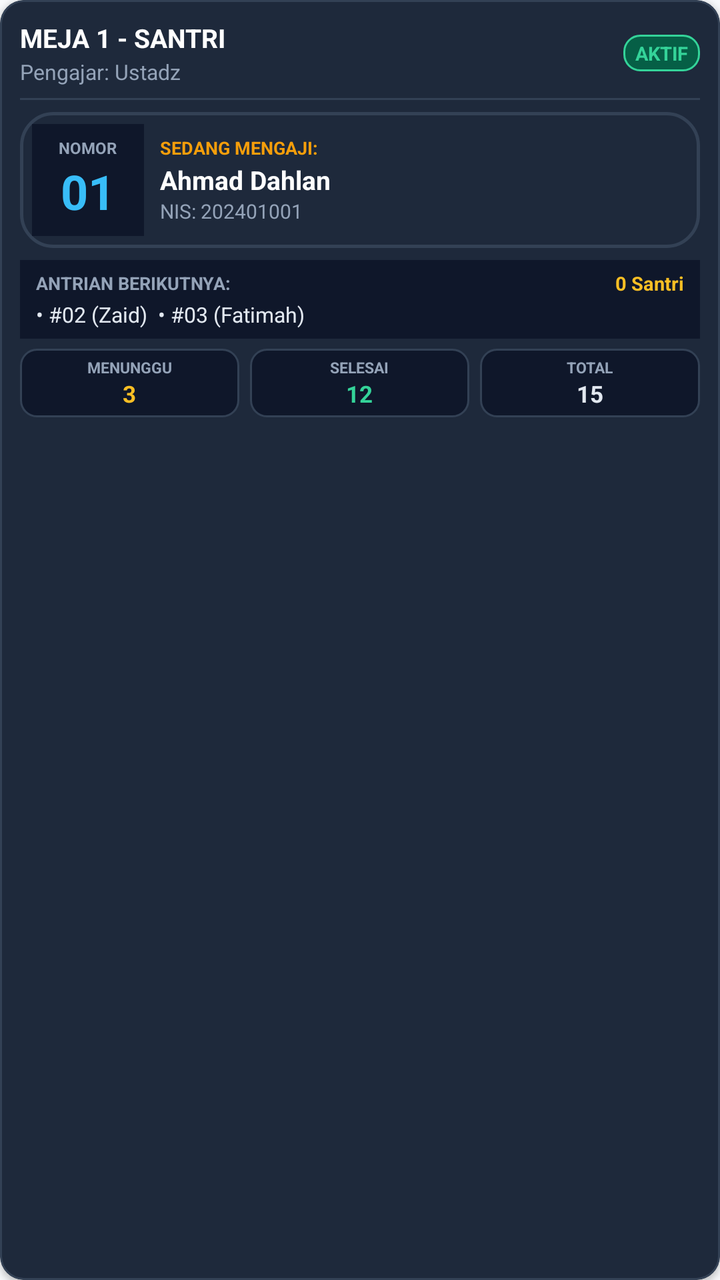
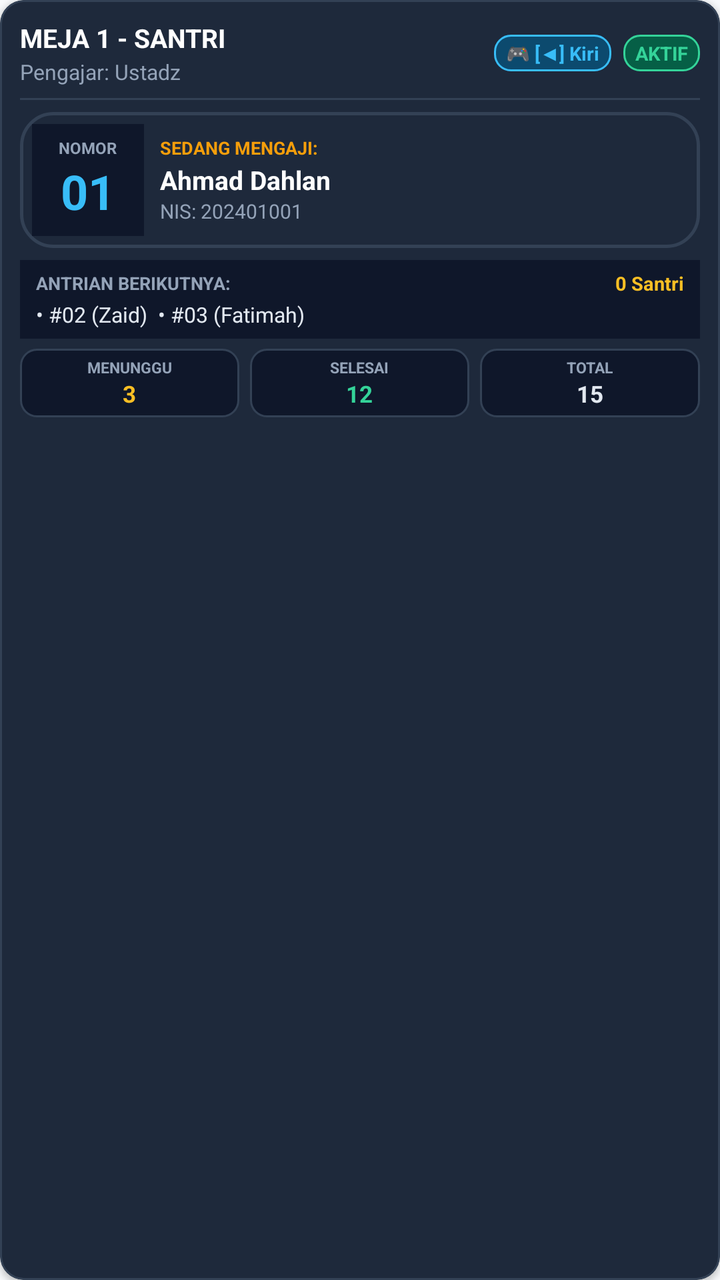

Compare the two renders of this Android layout. The source of the first and the diff that turns it into the second are given below.
<!-- AndroidManifest.xml: application theme Theme.SmartSchool -->
<!-- res/layout/item_queue_table.xml -->
<?xml version="1.0" encoding="utf-8"?>
<com.google.android.material.card.MaterialCardView xmlns:android="http://schemas.android.com/apk/res/android"
    xmlns:app="http://schemas.android.com/apk/res-auto"
    android:layout_width="match_parent"
    android:layout_height="wrap_content"
    android:layout_margin="4dp"
    app:cardBackgroundColor="#1E293B"
    app:cardCornerRadius="12dp"
    app:cardElevation="2dp"
    app:strokeColor="#334155"
    app:strokeWidth="1dp">

    <LinearLayout
        android:layout_width="match_parent"
        android:layout_height="wrap_content"
        android:orientation="vertical"
        android:padding="10dp">

        
        <LinearLayout
            android:layout_width="match_parent"
            android:layout_height="wrap_content"
            android:gravity="center_vertical"
            android:orientation="horizontal">

            <LinearLayout
                android:layout_width="0dp"
                android:layout_height="wrap_content"
                android:layout_weight="1"
                android:orientation="vertical">

                <TextView
                    android:id="@+id/tvTableName"
                    android:layout_width="match_parent"
                    android:layout_height="wrap_content"
                    android:ellipsize="end"
                    android:singleLine="true"
                    android:text="MEJA 1 - SANTRI"
                    android:textColor="@android:color/white"
                    android:textSize="13sp"
                    android:textStyle="bold" />

                <TextView
                    android:id="@+id/tvTeacherName"
                    android:layout_width="match_parent"
                    android:layout_height="wrap_content"
                    android:layout_marginTop="1dp"
                    android:ellipsize="end"
                    android:singleLine="true"
                    android:text="Pengajar: Ustadz"
                    android:textColor="#94A3B8"
                    android:textSize="10.5sp" />
            </LinearLayout>

            
            <TextView
                android:id="@+id/tvTableStatusBadge"
                android:layout_width="wrap_content"
                android:layout_height="wrap_content"
                android:layout_marginStart="4dp"
                android:background="@drawable/bg_badge_success"
                android:paddingHorizontal="6dp"
                android:paddingVertical="2.5dp"
                android:text="AKTIF"
                android:textColor="#34D399"
                android:textSize="9.5sp"
                android:textStyle="bold" />
        </LinearLayout>

        <View
            android:layout_width="match_parent"
            android:layout_height="1dp"
            android:layout_marginVertical="6dp"
            android:background="#334155" />

        
        <LinearLayout
            android:id="@+id/layoutCurrentServing"
            android:layout_width="match_parent"
            android:layout_height="wrap_content"
            android:background="@drawable/bg_card_dark"
            android:gravity="center_vertical"
            android:orientation="horizontal"
            android:padding="6dp">

            
            <LinearLayout
                android:layout_width="56dp"
                android:layout_height="56dp"
                android:background="#0F172A"
                android:gravity="center"
                android:orientation="vertical">

                <TextView
                    android:layout_width="wrap_content"
                    android:layout_height="wrap_content"
                    android:text="NOMOR"
                    android:textColor="#94A3B8"
                    android:textSize="8sp"
                    android:textStyle="bold" />

                <TextView
                    android:id="@+id/tvCurrentNumber"
                    android:layout_width="wrap_content"
                    android:layout_height="wrap_content"
                    android:text="01"
                    android:textColor="#38BDF8"
                    android:textSize="24sp"
                    android:textStyle="bold" />
            </LinearLayout>

            
            <LinearLayout
                android:layout_width="0dp"
                android:layout_height="wrap_content"
                android:layout_marginStart="8dp"
                android:layout_weight="1"
                android:orientation="vertical">

                <TextView
                    android:layout_width="wrap_content"
                    android:layout_height="wrap_content"
                    android:text="SEDANG MENGAJI:"
                    android:textColor="#F59E0B"
                    android:textSize="9sp"
                    android:textStyle="bold" />

                <TextView
                    android:id="@+id/tvCurrentStudentName"
                    android:layout_width="match_parent"
                    android:layout_height="wrap_content"
                    android:layout_marginTop="1dp"
                    android:ellipsize="end"
                    android:singleLine="true"
                    android:text="Ahmad Dahlan"
                    android:textColor="@android:color/white"
                    android:textSize="13sp"
                    android:textStyle="bold" />

                <TextView
                    android:id="@+id/tvCurrentNis"
                    android:layout_width="match_parent"
                    android:layout_height="wrap_content"
                    android:ellipsize="end"
                    android:singleLine="true"
                    android:text="NIS: 202401001"
                    android:textColor="#94A3B8"
                    android:textSize="10sp" />
            </LinearLayout>
        </LinearLayout>

        
        <TextView
            android:id="@+id/tvEmptyCurrent"
            android:layout_width="match_parent"
            android:layout_height="56dp"
            android:background="#0F172A"
            android:gravity="center"
            android:padding="6dp"
            android:text="Meja siap memanggil santri"
            android:textColor="#64748B"
            android:textSize="11sp"
            android:visibility="gone" />

        
        <LinearLayout
            android:layout_width="match_parent"
            android:layout_height="wrap_content"
            android:layout_marginTop="6dp"
            android:background="#0F172A"
            android:orientation="vertical"
            android:paddingHorizontal="8dp"
            android:paddingVertical="5dp">

            <LinearLayout
                android:layout_width="match_parent"
                android:layout_height="wrap_content"
                android:gravity="center_vertical"
                android:orientation="horizontal">

                <TextView
                    android:layout_width="0dp"
                    android:layout_height="wrap_content"
                    android:layout_weight="1"
                    android:text="ANTRIAN BERIKUTNYA:"
                    android:textColor="#94A3B8"
                    android:textSize="9sp"
                    android:textStyle="bold" />

                <TextView
                    android:id="@+id/tvWaitingCounter"
                    android:layout_width="wrap_content"
                    android:layout_height="wrap_content"
                    android:text="0 Santri"
                    android:textColor="#FBBF24"
                    android:textSize="9.5sp"
                    android:textStyle="bold" />
            </LinearLayout>

            <TextView
                android:id="@+id/tvNextWaiting"
                android:layout_width="match_parent"
                android:layout_height="wrap_content"
                android:layout_marginTop="2dp"
                android:ellipsize="end"
                android:maxLines="2"
                android:text="• #02 (Zaid)  • #03 (Fatimah)"
                android:textColor="#E2E8F0"
                android:textSize="10.5sp" />
        </LinearLayout>

        
        <LinearLayout
            android:layout_width="match_parent"
            android:layout_height="wrap_content"
            android:layout_marginTop="5dp"
            android:orientation="horizontal">

            
            <LinearLayout
                android:layout_width="0dp"
                android:layout_height="wrap_content"
                android:layout_marginEnd="2.5dp"
                android:layout_weight="1"
                android:background="@drawable/bg_stat_box"
                android:gravity="center"
                android:orientation="vertical"
                android:paddingVertical="4dp"
                android:paddingHorizontal="2dp">

                <TextView
                    android:layout_width="wrap_content"
                    android:layout_height="wrap_content"
                    android:text="MENUNGGU"
                    android:textColor="#94A3B8"
                    android:textSize="7.5sp"
                    android:textStyle="bold" />

                <TextView
                    android:id="@+id/tvStatWaiting"
                    android:layout_width="wrap_content"
                    android:layout_height="wrap_content"
                    android:text="3"
                    android:textColor="#FBBF24"
                    android:textSize="11.5sp"
                    android:textStyle="bold" />
            </LinearLayout>

            
            <LinearLayout
                android:layout_width="0dp"
                android:layout_height="wrap_content"
                android:layout_marginStart="2.5dp"
                android:layout_marginEnd="2.5dp"
                android:layout_weight="1"
                android:background="@drawable/bg_stat_box"
                android:gravity="center"
                android:orientation="vertical"
                android:paddingVertical="4dp"
                android:paddingHorizontal="2dp">

                <TextView
                    android:layout_width="wrap_content"
                    android:layout_height="wrap_content"
                    android:text="SELESAI"
                    android:textColor="#94A3B8"
                    android:textSize="7.5sp"
                    android:textStyle="bold" />

                <TextView
                    android:id="@+id/tvStatCompleted"
                    android:layout_width="wrap_content"
                    android:layout_height="wrap_content"
                    android:text="12"
                    android:textColor="#34D399"
                    android:textSize="11.5sp"
                    android:textStyle="bold" />
            </LinearLayout>

            
            <LinearLayout
                android:layout_width="0dp"
                android:layout_height="wrap_content"
                android:layout_marginStart="2.5dp"
                android:layout_weight="1"
                android:background="@drawable/bg_stat_box"
                android:gravity="center"
                android:orientation="vertical"
                android:paddingVertical="4dp"
                android:paddingHorizontal="2dp">

                <TextView
                    android:layout_width="wrap_content"
                    android:layout_height="wrap_content"
                    android:text="TOTAL"
                    android:textColor="#94A3B8"
                    android:textSize="7.5sp"
                    android:textStyle="bold" />

                <TextView
                    android:id="@+id/tvStatTotal"
                    android:layout_width="wrap_content"
                    android:layout_height="wrap_content"
                    android:text="15"
                    android:textColor="#E2E8F0"
                    android:textSize="11.5sp"
                    android:textStyle="bold" />
            </LinearLayout>

        </LinearLayout>

    </LinearLayout>
</com.google.android.material.card.MaterialCardView>
<!-- resources referenced by this layout -->
<resources>
  <!-- drawable bg_badge_success (drawable) -->
  <?xml version="1.0" encoding="utf-8"?>
  <shape xmlns:android="http://schemas.android.com/apk/res/android"
      android:shape="rectangle">
      <solid android:color="#065F46" />
      <corners android:radius="8dp" />
      <stroke
          android:width="1dp"
          android:color="#34D399" />
  </shape>
  <!-- drawable bg_card_dark (drawable) -->
  <?xml version="1.0" encoding="utf-8"?>
  <shape xmlns:android="http://schemas.android.com/apk/res/android"
      android:shape="rectangle">
      <solid android:color="#1E293B" />
      <corners android:radius="16dp" />
      <stroke
          android:width="1.5dp"
          android:color="#334155" />
  </shape>
  <!-- drawable bg_stat_box (drawable) -->
  <?xml version="1.0" encoding="utf-8"?>
  <shape xmlns:android="http://schemas.android.com/apk/res/android"
      android:shape="rectangle">
      <solid android:color="#0F172A" />
      <corners android:radius="8dp" />
      <stroke
          android:width="1dp"
          android:color="#334155" />
  </shape>
  <style name="Theme.SmartSchool" parent="Theme.MaterialComponents.DayNight.NoActionBar">
          
          <item name="colorPrimary">@color/primary</item>
          <item name="colorPrimaryVariant">@color/primary_dark</item>
          <item name="colorOnPrimary">@android:color/white</item>
          
          <item name="colorSecondary">@color/accent</item>
          <item name="colorSecondaryVariant">@color/primary_dark</item>
          <item name="colorOnSecondary">@android:color/white</item>
          
          <item name="android:statusBarColor">@color/primary_dark</item>
          <item name="android:windowLightStatusBar" tools:targetApi="m">false</item>
          
          <item name="android:windowBackground">@color/background</item>
      </style>
  <color name="primary">#0D9488</color>
  <color name="primary_dark">#0F766E</color>
  <color name="accent">#10B981</color>
  <color name="background">#F8FAFC</color>
</resources>

<!-- the commit's change to res/layout/item_queue_table.xml (unified diff, before → after) -->
@@ -54,10 +54,24 @@
 
             
             <TextView
+                android:id="@+id/tvRemoteKeyBadge"
+                android:layout_width="wrap_content"
+                android:layout_height="wrap_content"
+                android:layout_marginEnd="4dp"
+                android:background="@drawable/bg_badge_primary"
+                android:paddingHorizontal="6dp"
+                android:paddingVertical="2.5dp"
+                android:text="🎮 [◀] Kiri"
+                android:textColor="#38BDF8"
+                android:textSize="9.5sp"
+                android:textStyle="bold" />
+
+            
+            <TextView
                 android:id="@+id/tvTableStatusBadge"
                 android:layout_width="wrap_content"
                 android:layout_height="wrap_content"
-                android:layout_marginStart="4dp"
+                android:layout_marginStart="2dp"
                 android:background="@drawable/bg_badge_success"
                 android:paddingHorizontal="6dp"
                 android:paddingVertical="2.5dp"
<!-- resource entries referenced after the edit -->
@@ -1,5 +1,15 @@
 <!-- resources referenced by this layout -->
 <resources>
+  <!-- drawable bg_badge_primary (drawable) -->
+  <?xml version="1.0" encoding="utf-8"?>
+  <shape xmlns:android="http://schemas.android.com/apk/res/android"
+      android:shape="rectangle">
+      <solid android:color="#0C4A6E" />
+      <corners android:radius="8dp" />
+      <stroke
+          android:width="1dp"
+          android:color="#38BDF8" />
+  </shape>
   <!-- drawable bg_badge_success (drawable) -->
   <?xml version="1.0" encoding="utf-8"?>
   <shape xmlns:android="http://schemas.android.com/apk/res/android"
